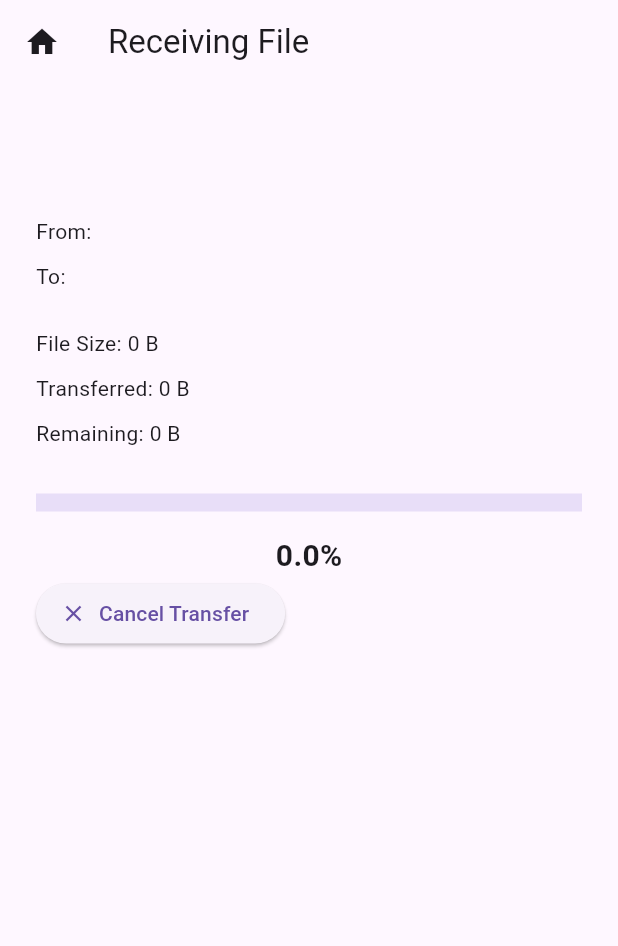
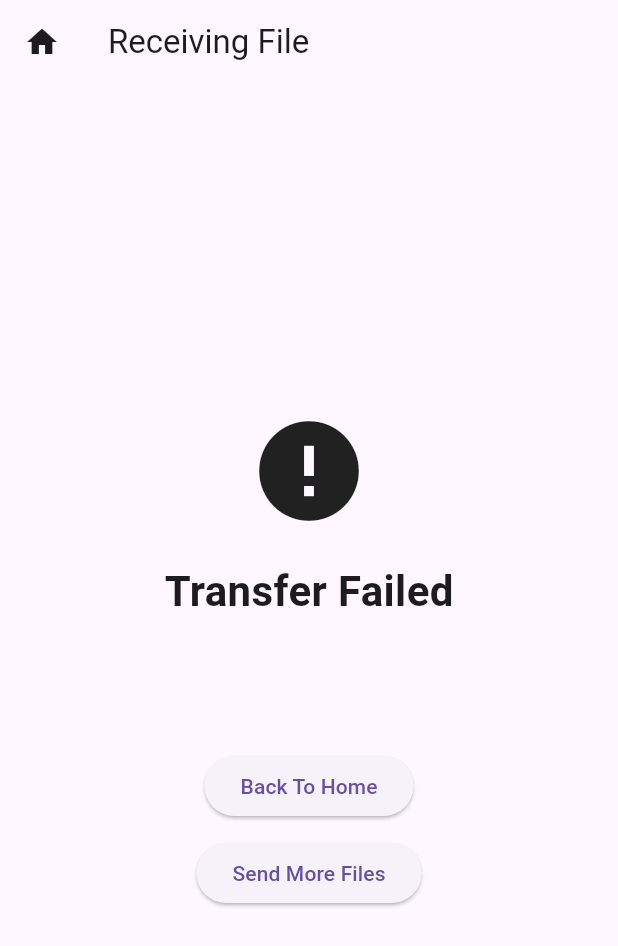
Before and after one commit to Don-Gabriel/lan-share, a Flutter app: the ProgressScreen screen opened directly with empty values, on a phone screen of 412 x 824 dp. Shown: the top 946 px of the screen. Run offline on Flutter 3.47's test engine with Material 3 defaults, Android fonts, the light colour scheme and no system bars; our stand-ins replace device_info_plus, file_picker; missing offline and left inert: flutter_file_dialog, network_info_plus.

Commit message:
eta and error handling

```diff
--- a/lib/screens/progress_screen.dart
+++ b/lib/screens/progress_screen.dart
@@ -21,22 +21,7 @@ class _ProgressScreenState extends State<ProgressScreen> {
   final FileTransferService transferService = FileTransferService();
 
   @override
-  void initState() {
-    super.initState();
-
-    transferService.transferRunning.addListener(_onTransferStateChanged);
-  }
-
-  void _onTransferStateChanged() {
-    if (!transferService.transferRunning.value && mounted) {
-      Navigator.of(context).popUntil((route) => route.isFirst);
-    }
-  }
-
-  @override
   void dispose() {
-    transferService.transferRunning.removeListener(_onTransferStateChanged);
-
     super.dispose();
   }
 
@@ -58,6 +43,66 @@ class _ProgressScreenState extends State<ProgressScreen> {
     }
 
     return '$bytes B';
+  }
+
+  Widget buildResultScreen() {
+    final result = transferService.transferResult.value;
+
+    String title;
+
+    IconData icon;
+
+    if (result == TransferResult.success) {
+      title = 'Transfer Completed';
+      icon = Icons.check_circle;
+    } else if (result == TransferResult.cancelled) {
+      title = 'Transfer Cancelled';
+      icon = Icons.cancel;
+    } else {
+      title = 'Transfer Failed';
+      icon = Icons.error;
+    }
+
+    return Center(
+      child: Column(
+        mainAxisAlignment: MainAxisAlignment.center,
+        children: [
+          Icon(icon, size: 80),
+
+          const SizedBox(height: 20),
+
+          Text(
+            title,
+            style: const TextStyle(fontSize: 28, fontWeight: FontWeight.bold),
+          ),
+
+          const SizedBox(height: 20),
+
+          Text(
+            transferService.fileName.value,
+            style: const TextStyle(fontSize: 18),
+          ),
+
+          const SizedBox(height: 40),
+
+          ElevatedButton(
+            onPressed: () {
+              Navigator.of(context).popUntil((route) => route.isFirst);
+            },
+            child: const Text('Back To Home'),
+          ),
+
+          const SizedBox(height: 10),
+
+          ElevatedButton(
+            onPressed: () {
+              Navigator.of(context).pop();
+            },
+            child: const Text('Send More Files'),
+          ),
+        ],
+      ),
+    );
   }
 
   @override
@@ -83,6 +128,10 @@ class _ProgressScreenState extends State<ProgressScreen> {
             final progress = total == 0 ? 0.0 : transferred / total;
 
             final remaining = (total - transferred).clamp(0, total);
+
+            if (!transferService.transferRunning.value) {
+              return buildResultScreen();
+            }
 
             return Column(
               crossAxisAlignment: CrossAxisAlignment.start,
@@ -114,6 +163,14 @@ class _ProgressScreenState extends State<ProgressScreen> {
                 const SizedBox(height: 10),
 
                 Text('Remaining: ${formatBytes(remaining)}'),
+                const SizedBox(height: 10),
+
+                ValueListenableBuilder<String>(
+                  valueListenable: transferService.eta,
+                  builder: (context, eta, _) {
+                    return Text('ETA: $eta');
+                  },
+                ),
 
                 const SizedBox(height: 30),
 
```
Also changed, not shown: lib/services/file_transfer_service.dart (+60 -3 lines).
